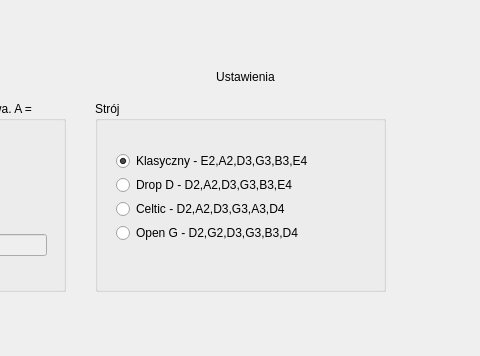
Above: mainwindow.ui from december0123/dzwiekspert before the change; both pictures show x 206 to 686 and y 0 to 356 of the 959 by 650 pixel window. Below: the same form after it.
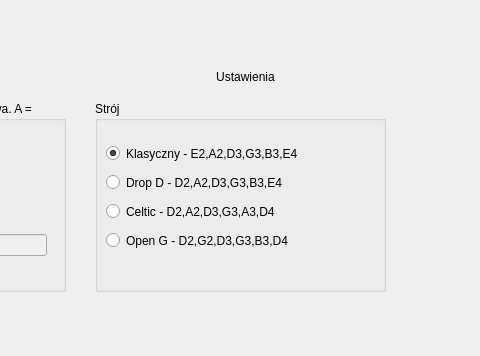
That is the form after the change. The open tabs and pages were chosen to show the change.

Patch:
```diff
--- a/mainwindow.ui
+++ b/mainwindow.ui
@@ -211,48 +211,60 @@
         <property name="title">
          <string>Strój</string>
         </property>
-        <widget class="QWidget" name="layoutWidget">
+        <widget class="QRadioButton" name="tuning_OPEN_G">
          <property name="geometry">
           <rect>
-           <x>10</x>
-           <y>40</y>
-           <width>271</width>
-           <height>112</height>
+           <x>11</x>
+           <y>128</y>
+           <width>203</width>
+           <height>23</height>
           </rect>
          </property>
-         <layout class="QVBoxLayout" name="verticalLayout_3">
-          <item>
-           <widget class="QRadioButton" name="tuning_CLASSIC">
-            <property name="text">
-             <string>Klasyczny - E2,A2,D3,G3,B3,E4</string>
-            </property>
-            <property name="checked">
-             <bool>true</bool>
-            </property>
-           </widget>
-          </item>
-          <item>
-           <widget class="QRadioButton" name="tuning_DROP_D">
-            <property name="text">
-             <string>Drop D - D2,A2,D3,G3,B3,E4</string>
-            </property>
-           </widget>
-          </item>
-          <item>
-           <widget class="QRadioButton" name="tuning_CELTIC">
-            <property name="text">
-             <string>Celtic - D2,A2,D3,G3,A3,D4</string>
-            </property>
-           </widget>
-          </item>
-          <item>
-           <widget class="QRadioButton" name="tuning_OPEN_G">
-            <property name="text">
-             <string>Open G - D2,G2,D3,G3,B3,D4</string>
-            </property>
-           </widget>
-          </item>
-         </layout>
+         <property name="text">
+          <string>Open G - D2,G2,D3,G3,B3,D4</string>
+         </property>
+        </widget>
+        <widget class="QRadioButton" name="tuning_CELTIC">
+         <property name="geometry">
+          <rect>
+           <x>11</x>
+           <y>99</y>
+           <width>191</width>
+           <height>23</height>
+          </rect>
+         </property>
+         <property name="text">
+          <string>Celtic - D2,A2,D3,G3,A3,D4</string>
+         </property>
+        </widget>
+        <widget class="QRadioButton" name="tuning_DROP_D">
+         <property name="geometry">
+          <rect>
+           <x>11</x>
+           <y>70</y>
+           <width>197</width>
+           <height>23</height>
+          </rect>
+         </property>
+         <property name="text">
+          <string>Drop D - D2,A2,D3,G3,B3,E4</string>
+         </property>
+        </widget>
+        <widget class="QRadioButton" name="tuning_CLASSIC">
+         <property name="geometry">
+          <rect>
+           <x>11</x>
+           <y>41</y>
+           <width>212</width>
+           <height>23</height>
+          </rect>
+         </property>
+         <property name="text">
+          <string>Klasyczny - E2,A2,D3,G3,B3,E4</string>
+         </property>
+         <property name="checked">
+          <bool>true</bool>
+         </property>
         </widget>
        </widget>
       </widget>
```
Left out of the diff: 8 changed lines with no effect on the pictures.
